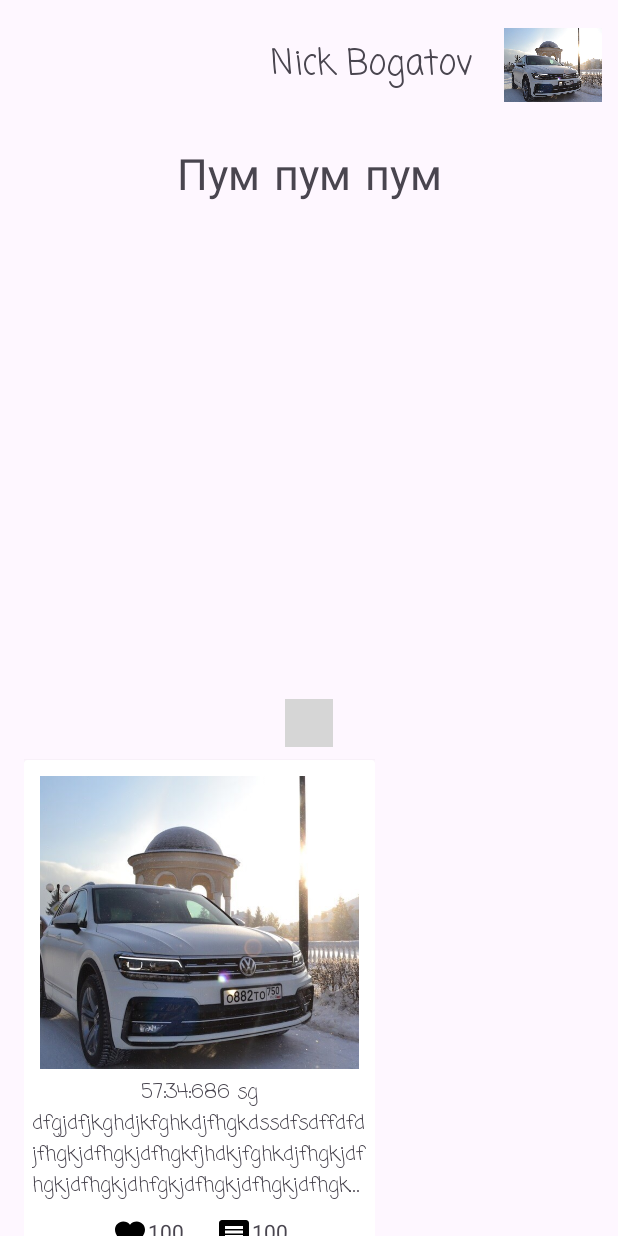
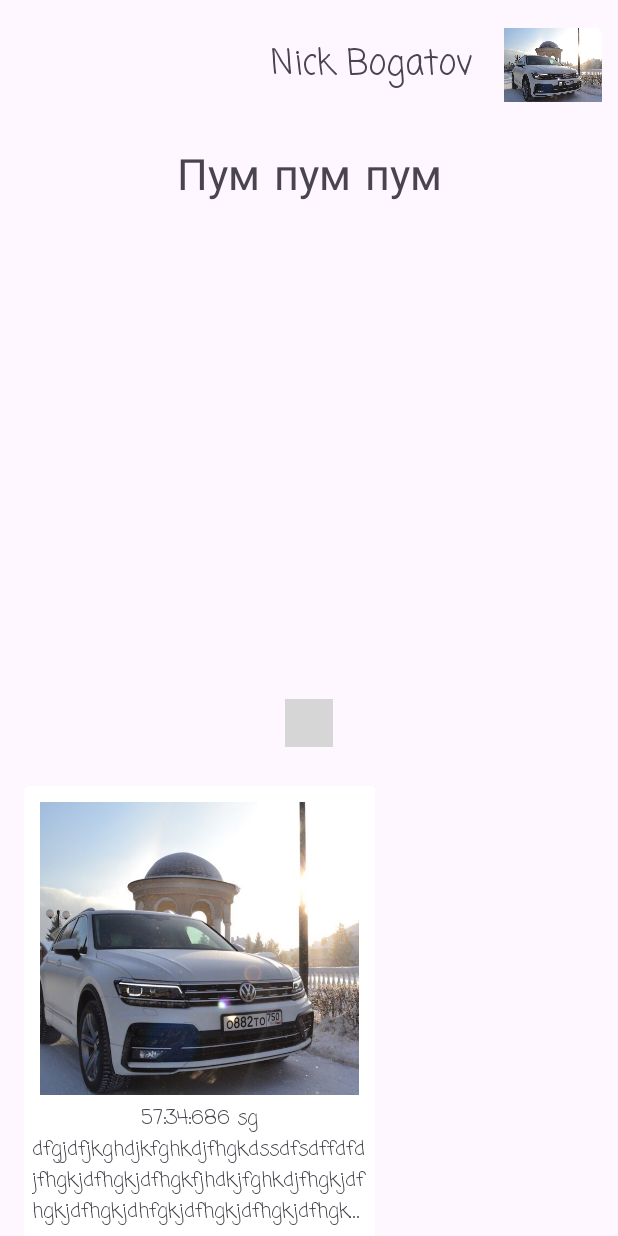
Before and after one commit to bogatovnikita/RideChronicles, an Android app: the layout fragment_details_car.xml on its own in the app's theme, with its tools: preview values and no code run, on a phone screen of 412 x 824 dp. Run offline under Robolectric (Android 15) with nearby library versions, the phone set to English and light mode, and no system bars; plain views replace DotsIndicator; grey boxes are pictures that could not be loaded.

Commit message:
fixed layout

```diff
--- a/app/src/main/res/layout/fragment_details_car.xml
+++ b/app/src/main/res/layout/fragment_details_car.xml
@@ -74,6 +74,7 @@
                 android:id="@+id/dots_indicator"
                 android:layout_width="wrap_content"
                 android:layout_height="wrap_content"
+                android:layout_marginBottom="@dimen/_16sdp"
                 app:dotsColor="@color/grey"
                 app:dotsCornerRadius="@dimen/_8sdp"
                 app:dotsSize="@dimen/_12sdp"
@@ -88,6 +89,9 @@
                 android:layout_width="0dp"
                 android:layout_height="wrap_content"
                 android:layout_marginHorizontal="@dimen/_8sdp"
+                android:layout_marginTop="@dimen/_16sdp"
+                android:paddingBottom="@dimen/_6sdp"
+                app:layout_constraintBottom_toBottomOf="parent"
                 app:layout_constraintEnd_toEndOf="parent"
                 app:layout_constraintStart_toStartOf="parent"
                 app:layout_constraintTop_toBottomOf="@id/dots_indicator"
--- a/app/src/main/res/layout/item_post.xml
+++ b/app/src/main/res/layout/item_post.xml
@@ -9,7 +9,7 @@
     <androidx.cardview.widget.CardView
         android:id="@+id/card_view"
         android:layout_width="@dimen/_180sdp"
-        android:layout_height="@dimen/_250sdp"
+        android:layout_height="@dimen/_270sdp"
         android:background="@drawable/square_boarder"
         app:layout_constraintBottom_toBottomOf="parent"
         app:layout_constraintEnd_toEndOf="parent"
@@ -62,7 +62,9 @@
         android:layout_height="wrap_content"
         android:layout_marginTop="@dimen/_8sdp"
         android:elevation="2dp"
+        app:layout_constraintVertical_bias="0.95"
         android:src="@drawable/baseline_favorite_24"
+        app:layout_constraintBottom_toBottomOf="@id/card_view"
         app:layout_constraintEnd_toStartOf="@id/favorite_count"
         app:layout_constraintHorizontal_chainStyle="packed"
         app:layout_constraintStart_toStartOf="parent"
```
